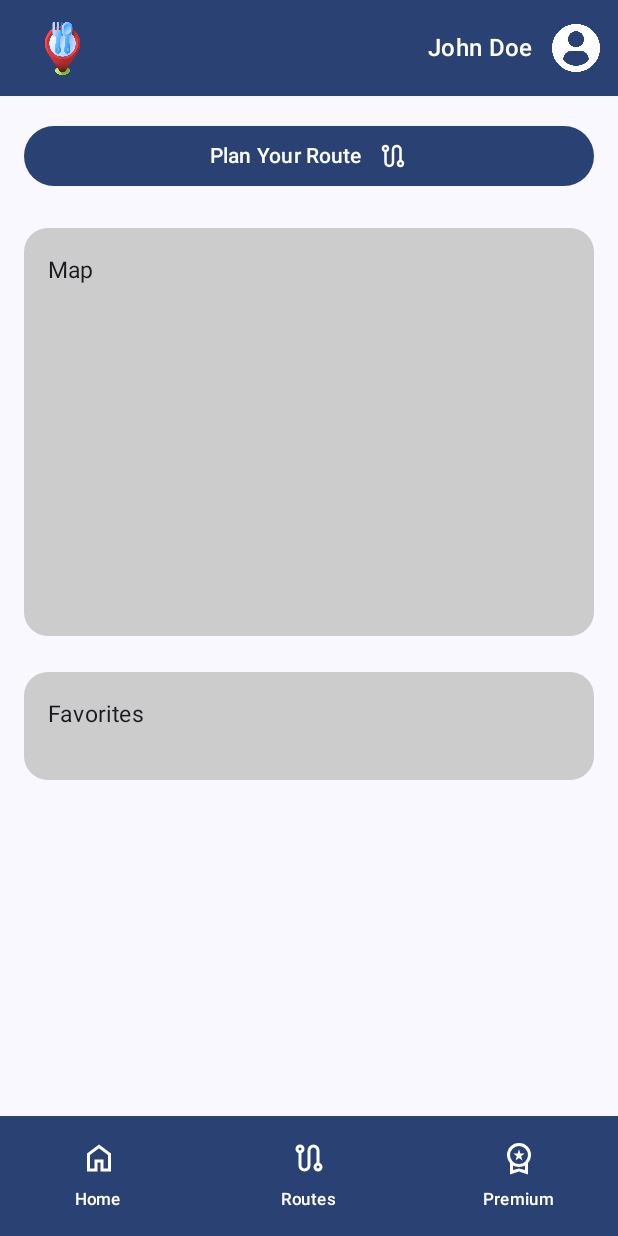
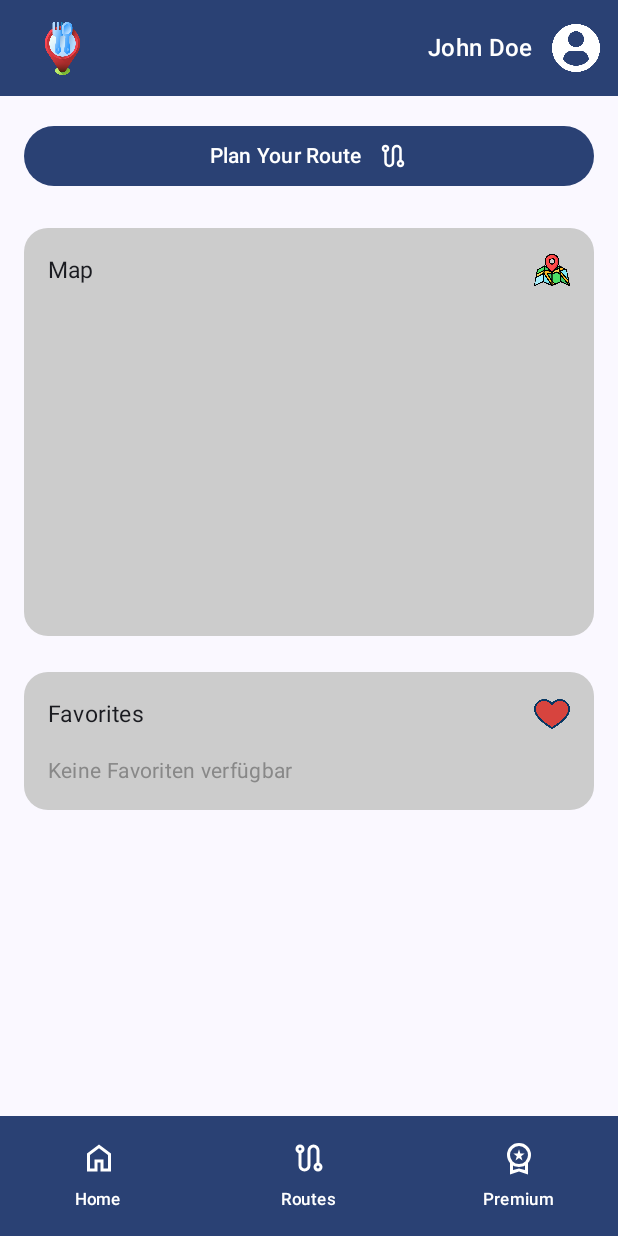
Before and after one commit to JannisFink01/FlavourTrail_v2, an Android app built with Jetpack Compose: the screen it shows after launch (MainActivity), on a phone screen of 412 x 824 dp. Run offline under Robolectric (Android 15) with nearby library versions, the phone set to English and light mode, and no system bars; our stand-ins replace Room's generated code; 1 statement that could not run was skipped.

Commit message:
implemented Favorites Section in MainActivity, added Icons for each section

```diff
--- a/app/src/main/java/com/example/flavourtrail_v2/MainActivity.kt
+++ b/app/src/main/java/com/example/flavourtrail_v2/MainActivity.kt
@@ -9,6 +9,7 @@ import androidx.activity.compose.setContent
 import androidx.activity.enableEdgeToEdge
 import androidx.compose.foundation.background
 import androidx.compose.foundation.layout.*
+import androidx.compose.foundation.lazy.LazyColumn
 import androidx.compose.foundation.shape.RoundedCornerShape
 import androidx.compose.material3.*
 import androidx.compose.runtime.*
@@ -22,6 +23,11 @@ import androidx.compose.ui.tooling.preview.Preview
 import androidx.compose.ui.unit.dp
 import androidx.compose.ui.unit.sp
 import androidx.core.content.ContextCompat
+import androidx.lifecycle.ViewModel
+import androidx.lifecycle.viewModelScope
+import com.example.flavourtrail_v2.data.AppDatabase
+import com.example.flavourtrail_v2.data.entity.Route
+import com.example.flavourtrail_v2.data.repository.RouteRepository
 import com.example.flavourtrail_v2.ui.CustomNavigationBar
 import com.example.flavourtrail_v2.ui.theme.FlavourTrail_v2Theme
 import com.example.flavourtrail_v2.ui.TopBar
@@ -30,6 +36,11 @@ import com.google.android.gms.maps.model.CameraPosition
 import com.google.android.gms.maps.model.LatLng
 import com.google.maps.android.compose.GoogleMap
 import com.google.maps.android.compose.rememberCameraPositionState
+import kotlinx.coroutines.flow.MutableStateFlow
+import kotlinx.coroutines.flow.StateFlow
+import kotlinx.coroutines.launch
+import androidx.compose.foundation.lazy.items
+import androidx.compose.ui.text.style.TextOverflow
 
 class MainActivity : ComponentActivity() {
     override fun onCreate(savedInstanceState: Bundle?) {
@@ -67,12 +78,29 @@ class MainActivity : ComponentActivity() {
     }
 }
 
+class RouteViewModel(private val routeRepository: RouteRepository) : ViewModel() {
+    private val _routes = MutableStateFlow<List<Route>>(emptyList())
+    val routes: StateFlow<List<Route>> = _routes
+
+    init {
+        loadRoutes()
+    }
+
+    private fun loadRoutes() {
+        viewModelScope.launch {
+            _routes.value = routeRepository.getAllRoutes()
+        }
+    }
+}
 
 @Composable
 fun MainContent(
     modifier: Modifier = Modifier,
     onPlanRouteClick: () -> Unit
 ) {
+    val routeViewModel = rememberRouteViewModel() // ViewModel mit Repository-Initialisierung
+    val routes by routeViewModel.routes.collectAsState(initial = emptyList())
+
     Column(
         modifier = modifier
             .fillMaxSize()
@@ -96,16 +124,24 @@ fun MainContent(
         }
 
         // Map-Section mit Google Maps
-        SectionWithMap(title = "Map")
+        MapSection(title = "Map")
         Spacer(modifier = Modifier.height(24.dp))
 
         // Favorites-Section
-        Section(title = "Favorites")
+        FavoritesSection(routes)
     }
 }
 
 @Composable
-fun SectionWithMap(title: String) {
+fun rememberRouteViewModel(): RouteViewModel {
+    val context = LocalContext.current
+    val routeDao = AppDatabase.getInstance(context).routeDao() // Hole das DAO aus der Datenbank
+    val routeRepository = RouteRepository(routeDao)
+    return remember { RouteViewModel(routeRepository) }
+}
+
+@Composable
+fun MapSection(title: String) {
     val context = LocalContext.current
     val fusedLocationClient = remember { LocationServices.getFusedLocationProviderClient(context) }
     val cameraPositionState = rememberCameraPositionState()
@@ -144,11 +180,27 @@ fun SectionWithMap(title: String) {
             .background(Color.LightGray)
             .padding(16.dp)
     ) {
+        // Text "Map" und Icon in einer Reihe
+        Row(
+            modifier = Modifier
+                .fillMaxWidth()
+                .padding(bottom = 16.dp),
+            horizontalArrangement = Arrangement.SpaceBetween,
+            verticalAlignment = Alignment.CenterVertically
+        ) {
             Text(
                 text = title,
-            fontSize = 15.sp,
-            modifier = Modifier.padding(bottom = 16.dp)
+                fontSize = 15.sp
             )
+            Icon(
+                painter = painterResource(id = R.drawable.map), // Icon "map.png"
+                contentDescription = "Map Icon",
+                modifier = Modifier.size(24.dp), // Größe des Icons
+                tint = Color.Unspecified // Behalte die Originalfarbe des Icons
+            )
+        }
+
+        // Kartenanzeige
         Box(
             modifier = Modifier
                 .fillMaxWidth()
@@ -165,21 +217,86 @@ fun SectionWithMap(title: String) {
 }
 
 @Composable
-fun Section(title: String) {
+fun FavoritesSection(routes: List<Route>) {
     Column(
-        horizontalAlignment = Alignment.Start,
-        verticalArrangement = Arrangement.Center,
         modifier = Modifier
             .fillMaxWidth()
             .clip(RoundedCornerShape(16.dp))
             .background(Color.LightGray)
             .padding(16.dp)
     ) {
+        // Text "Favorites" und Icon in einer Reihe
+        Row(
+            modifier = Modifier
+                .fillMaxWidth()
+                .padding(bottom = 16.dp),
+            horizontalArrangement = Arrangement.SpaceBetween,
+            verticalAlignment = Alignment.CenterVertically
+        ) {
             Text(
-            text = title,
+                text = "Favorites",
                 fontSize = 15.sp,
-            modifier = Modifier.padding(bottom = 16.dp)
             )
+            Icon(
+                painter = painterResource(id = R.drawable.favorite),
+                contentDescription = "Favorites Icon",
+                modifier = Modifier.size(24.dp),
+                tint = Color.Unspecified
+            )
+        }
+
+        if (routes.isEmpty()) {
+            // Zeige eine Nachricht an, wenn keine Routen vorhanden sind
+            Text(
+                text = "Keine Favoriten verfügbar",
+                style = MaterialTheme.typography.bodyMedium,
+                color = Color.Gray
+            )
+        } else {
+            LazyColumn(
+                verticalArrangement = Arrangement.spacedBy(8.dp),
+                modifier = Modifier.fillMaxWidth()
+            ) {
+                items(items = routes, key = { it.route_id }) { route ->
+                    Box(
+                        modifier = Modifier
+                            .fillMaxWidth()
+                            .clip(RoundedCornerShape(8.dp))
+                            .background(Color.White)
+                            .padding(16.dp)
+                    ) {
+                        Column {
+                            // Row für route.name und das Share-Icon
+                            Row(
+                                modifier = Modifier.fillMaxWidth(),
+                                horizontalArrangement = Arrangement.SpaceBetween,
+                                verticalAlignment = Alignment.CenterVertically
+                            ) {
+                                Text(
+                                    text = route.name,
+                                    style = MaterialTheme.typography.bodyLarge,
+                                    color = Color.Black
+                                )
+                                Icon(
+                                    painter = painterResource(id = R.drawable.ic_share),
+                                    contentDescription = "Share Icon",
+                                    modifier = Modifier.size(20.dp),
+                                    tint = Color.Unspecified // Behalte die Originalfarbe des Icons
+                                )
+                            }
+                            Spacer(modifier = Modifier.height(8.dp))
+                            Text(
+                                text = route.description,
+                                style = MaterialTheme.typography.bodyMedium,
+                                color = Color.Gray,
+                                maxLines = 3,
+                                overflow = TextOverflow.Ellipsis
+                            )
+                        }
+                    }
+                }
+            }
+        }
     }
 }
 
```
Also changed, not shown: app/src/main/res/drawable/favorite.png (added), app/src/main/res/drawable/map.png (added). Lines whose indentation alone changed are shown as unchanged.
